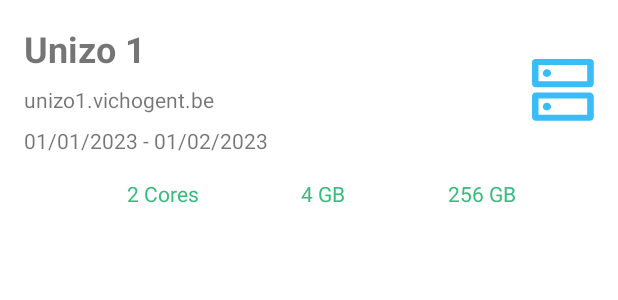
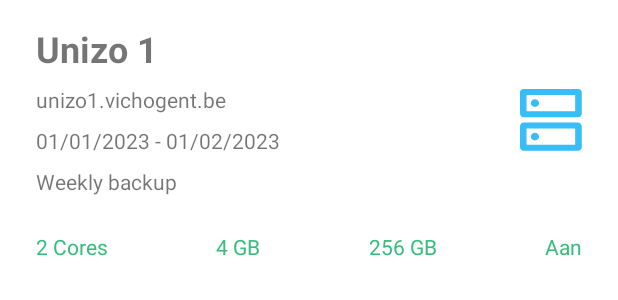
Before and after one commit to bengeendokter/HOGENT-VIC-android, an Android app: the layout vm_list_item.xml on its own in the app's theme, with its tools: preview values and no code run, on a phone screen of 412 x 824 dp. Shown: the top 300 px of the screen. Run offline under Robolectric (Android 15) with nearby library versions, the light colour scheme and no system bars.

Commit message:
Update vm list layout
- Swap name & client
- Add backup frequency
- Add status

```diff
--- a/app/src/main/java/be/hogent/vic/util/BindingAdapters.kt
+++ b/app/src/main/java/be/hogent/vic/util/BindingAdapters.kt
@@ -3,6 +3,8 @@
 import android.widget.TextView
 import androidx.databinding.BindingAdapter
 import androidx.recyclerview.widget.RecyclerView
+import be.hogent.vic.R
+import be.hogent.vic.domain.BackupFrequency
 import be.hogent.vic.domain.VirtualMachine
 import be.hogent.vic.screens.virtualmachinelist.VirtualMachineAdapter
 import java.text.SimpleDateFormat
@@ -18,6 +20,21 @@
     textView.text = client ?: "Geen klant"
 }
 
+@BindingAdapter("status")
+fun bindStatus(textView: TextView, status: Boolean?) {
+    textView.setTextColor(textView.context.getColor(if (status == true) R.color.green else R.color.red))
+    textView.text = if (status == true) "Aan" else "Uit"
+}
+
+@BindingAdapter("backup")
+fun bindBackup(textView: TextView, backupFrequency: BackupFrequency?) {
+    textView.text = when (backupFrequency) {
+        BackupFrequency.WEEKLY -> "Wekelijkse backup"
+        BackupFrequency.DAILY -> "Dagelijkse backup"
+        null -> ""
+    }
+}
+
 @BindingAdapter("capacity")
 fun bindCapacity(textView: TextView, amount: Int?) {
     textView.text = "%d GB".format(amount ?: 0)
@@ -25,7 +42,7 @@
 
 @BindingAdapter("cores")
 fun bindCores(textView: TextView, amount: Int?) {
-    textView.text = "%d Cores".format(amount ?: 0)
+    textView.text = "%d vCPU".format(amount ?: 0)
 }
 
 @BindingAdapter("dateRange")
--- a/app/src/main/res/layout/vm_list_item.xml
+++ b/app/src/main/res/layout/vm_list_item.xml
@@ -16,33 +16,34 @@
         android:layout_height="wrap_content"
         android:layout_marginBottom="8dp"
         android:background="@drawable/bg_vm_list_item"
+        android:paddingStart="8dp"
         android:paddingTop="16dp"
+        android:paddingEnd="8dp"
         android:paddingBottom="16dp">
+
+        <TextView
+            android:id="@+id/vmli_txt_vmName"
+            android:layout_width="wrap_content"
+            android:layout_height="wrap_content"
+            android:layout_marginStart="16dp"
+            android:text="@{vm.name}"
+            android:textSize="24sp"
+            android:textStyle="bold"
+            app:layout_constraintStart_toStartOf="parent"
+            app:layout_constraintTop_toTopOf="parent"
+            tools:text="Unizo 1" />
 
         <TextView
             android:id="@+id/vmli_txt_clientName"
             android:layout_width="wrap_content"
             android:layout_height="wrap_content"
             android:layout_marginStart="16dp"
-            android:textSize="24sp"
-            android:textStyle="bold"
-            app:client="@{vm.client}"
-            app:layout_constraintBottom_toTopOf="@+id/vmli_txt_vmName"
-            app:layout_constraintStart_toStartOf="parent"
-            app:layout_constraintTop_toTopOf="parent"
-            tools:text="Unizo 1" />
-
-        <TextView
-            android:id="@+id/vmli_txt_vmName"
-            android:layout_width="wrap_content"
-            android:layout_height="wrap_content"
-            android:layout_marginStart="16dp"
             android:layout_marginTop="8dp"
             android:layout_marginBottom="8dp"
-            android:text="@{vm.name}"
+            app:client="@{vm.client}"
             app:layout_constraintBottom_toTopOf="@+id/vmli_txt_startEndDate"
             app:layout_constraintStart_toStartOf="parent"
-            app:layout_constraintTop_toBottomOf="@+id/vmli_txt_clientName"
+            app:layout_constraintTop_toBottomOf="@+id/vmli_txt_vmName"
             app:layout_constraintVertical_bias="0.50"
             tools:text="unizo1.vichogent.be" />
 
@@ -73,17 +74,41 @@
             tools:text="01/01/2023 - 01/02/2023" />
 
         <TextView
+            android:id="@+id/vmli_txt_backup"
+            android:layout_width="wrap_content"
+            android:layout_height="wrap_content"
+            android:layout_marginStart="16dp"
+            android:layout_marginTop="8dp"
+            app:backup="@{vm.backupFrequency}"
+            app:layout_constraintStart_toStartOf="parent"
+            app:layout_constraintTop_toBottomOf="@+id/vmli_txt_startEndDate"
+            tools:text="Weekly backup" />
+
+        <TextView
             android:id="@+id/vmli_txt_storage"
             android:layout_width="wrap_content"
             android:layout_height="wrap_content"
             android:textColor="@color/green"
             app:capacity="@{vm.storage}"
             app:layout_constraintBottom_toBottomOf="@+id/vmli_txt_ram"
-            app:layout_constraintEnd_toEndOf="parent"
+            app:layout_constraintEnd_toStartOf="@+id/vmli_txt_status"
             app:layout_constraintHorizontal_bias="0.5"
             app:layout_constraintStart_toEndOf="@+id/vmli_txt_ram"
             app:layout_constraintTop_toTopOf="@+id/vmli_txt_ram"
+            app:layout_constraintVertical_bias="0.0"
             tools:text="256 GB" />
+
+        <TextView
+            android:id="@+id/vmli_txt_status"
+            android:layout_width="wrap_content"
+            android:layout_height="wrap_content"
+            android:textColor="@color/green"
+            app:layout_constraintBottom_toBottomOf="@+id/vmli_txt_storage"
+            app:layout_constraintEnd_toEndOf="@+id/img_vmIcon"
+            app:layout_constraintStart_toEndOf="@+id/vmli_txt_storage"
+            app:layout_constraintTop_toTopOf="@+id/vmli_txt_storage"
+            app:status="@{vm.isActive}"
+            tools:text="Aan" />
 
         <TextView
             android:id="@+id/vmli_txt_ram"
@@ -108,7 +133,7 @@
             app:layout_constraintBottom_toBottomOf="parent"
             app:layout_constraintEnd_toStartOf="@+id/vmli_txt_ram"
             app:layout_constraintHorizontal_bias="0.5"
-            app:layout_constraintHorizontal_chainStyle="spread"
+            app:layout_constraintHorizontal_chainStyle="spread_inside"
             app:layout_constraintStart_toStartOf="parent"
             tools:text="2 Cores" />
     </androidx.constraintlayout.widget.ConstraintLayout>
--- a/app/src/main/res/values/colors.xml
+++ b/app/src/main/res/values/colors.xml
@@ -11,6 +11,7 @@
     <color name="secondary">#FFFFFF</color>
     <color name="CTA">#38BDF8</color>
     <color name="green">#36BD7C</color>
+    <color name="red">#FA738C</color>
 
     <!-- Colors for icons -->
     <color name="ic_hogent">#504F4F</color>
```
